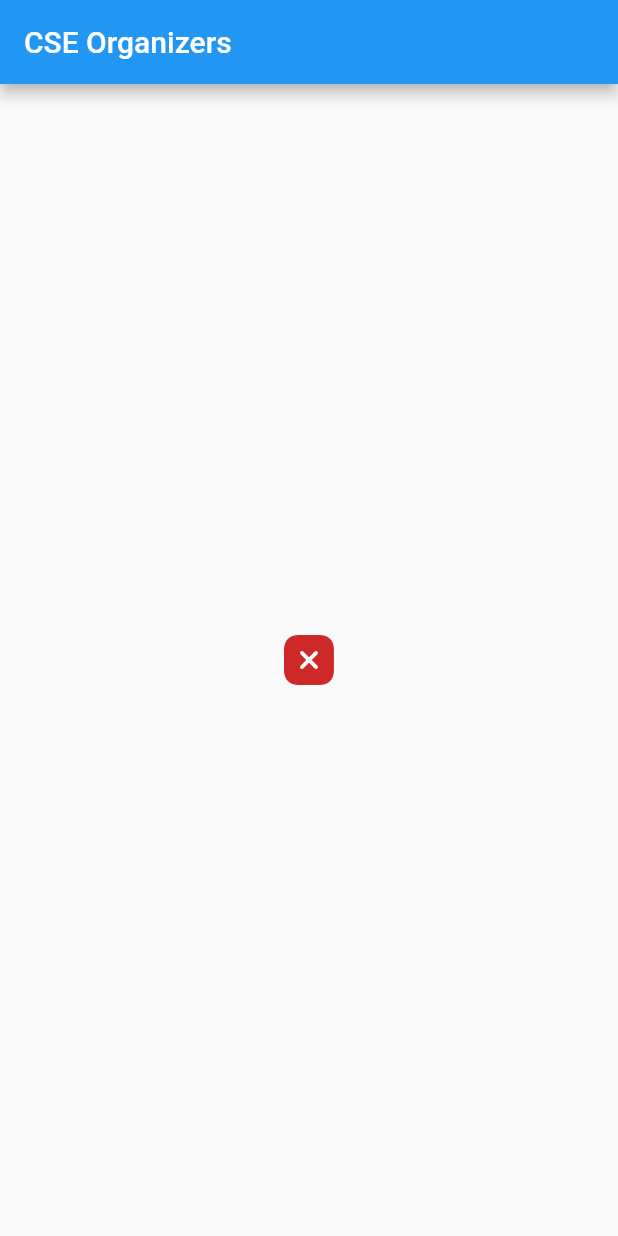
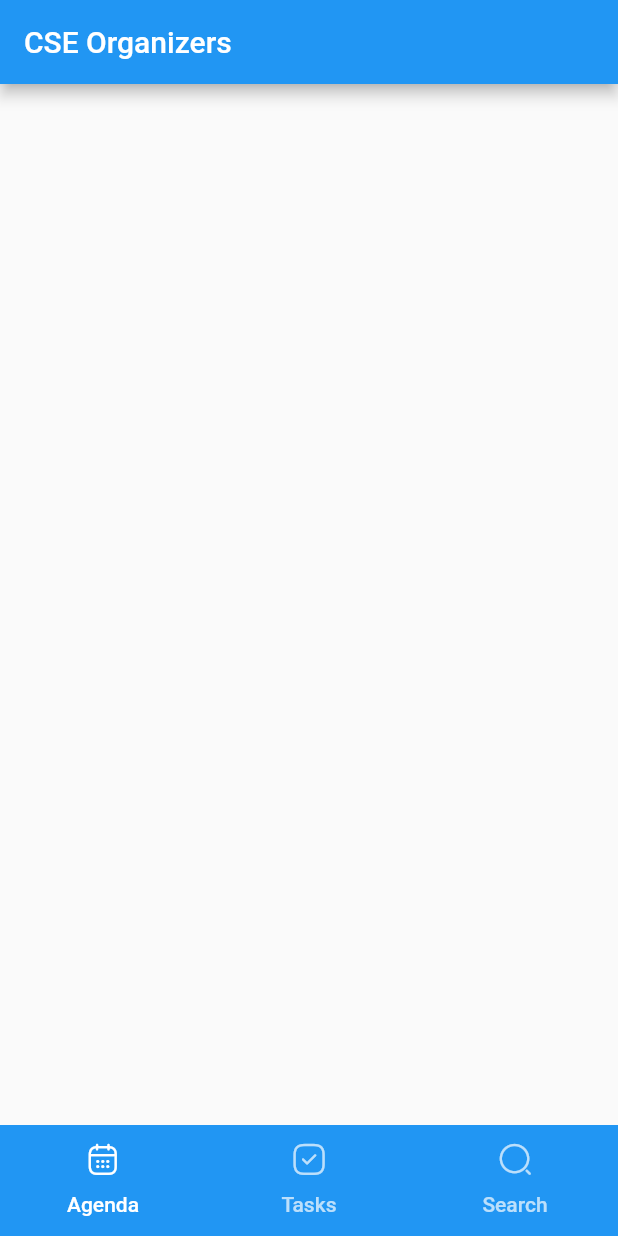
Before and after one commit to ScientificClubofESI/cse-organizers-app, a Flutter app: the screen it shows after launch, on a phone screen of 412 x 824 dp. Run offline on Flutter 3.47's test engine with Material 2 defaults, Android fonts, the phone set to English and light mode, and no system bars.

Commit message:
Setting pages

```diff
--- a/lib/main.dart
+++ b/lib/main.dart
@@ -1,4 +1,5 @@
-import 'package:cse_organizers_app/presentation/c_s_e_organizers_app_icons.dart';
+import 'package:cse_organizers_app/pages/home_page.dart';
+import 'package:cse_organizers_app/pages/login_page.dart';
 import 'package:flutter/material.dart';
 import 'package:cse_organizers_app/constants.dart' as constants;
 
@@ -14,18 +15,23 @@ class MyApp extends StatelessWidget {
   Widget build(BuildContext context) {
     return MaterialApp(
       title: constants.title,
-      home: Scaffold(
-        appBar: AppBar(
-          title: const Text(constants.title),
-        ),
-        body: Center(
-          child: Icon(
-            CSEOrganizersApp.unvalid,
-            color: constants.colors['fail']![100],
-            size: 40,
-          ),
-        ),
-      ),
+      routes: {
+        '/': (context) => const HomePage(title: constants.title),
+        '/login': (context) => const LoginPage(),
+      },
     );
   }
 }
+
+
+/*
+  To use colors:
+      import 'package:cse_organizers_app/constants.dart' as constants;
+
+      constants.colors[<name-of-color>]![<number-of-color>]
+
+  To use icons:
+      import 'package:cse_organizers_app/presentation/c_s_e_organizers_app_icons.dart';
+
+      CSEOrganizersApp.<name-of-icon>
+*/
--- /dev/null
+++ b/lib/pages/home/agenda_page.dart
@@ -0,0 +1,10 @@
+import 'package:flutter/material.dart';
+
+class AgendaPage extends StatelessWidget {
+  const AgendaPage({super.key});
+
+  @override
+  Widget build(BuildContext context) {
+    return Container();
+  }
+}
--- /dev/null
+++ b/lib/pages/home_page.dart
@@ -0,0 +1,50 @@
+import 'package:cse_organizers_app/icons/c_s_e_organizers_app_icons.dart';
+import 'package:cse_organizers_app/pages/home/agenda_page.dart';
+import 'package:cse_organizers_app/pages/home/search_page.dart';
+import 'package:cse_organizers_app/pages/home/tasks_page.dart';
+import 'package:flutter/material.dart';
+
+class HomePage extends StatelessWidget {
+  const HomePage({
+    super.key,
+    required this.title,
+  });
+
+  final String title;
+
+  @override
+  Widget build(BuildContext context) {
+    return DefaultTabController(
+      length: 3,
+      child: Scaffold(
+        appBar: AppBar(
+          title: Text(title),
+        ),
+        body: const TabBarView(children: [
+          AgendaPage(),
+          TasksPage(),
+          SearchPage(),
+        ]),
+        bottomNavigationBar: Container(
+          color: Colors.blue,
+          child: const TabBar(
+            tabs: [
+              Tab(
+                icon: Icon(CSEOrganizersApp.agenda),
+                text: 'Agenda',
+              ),
+              Tab(
+                icon: Icon(CSEOrganizersApp.tasks),
+                text: 'Tasks',
+              ),
+              Tab(
+                icon: Icon(CSEOrganizersApp.search),
+                text: 'Search',
+              ),
+            ],
+          ),
+        ),
+      ),
+    );
+  }
+}
--- a/pubspec.yaml
+++ b/pubspec.yaml
@@ -58,9 +58,8 @@ flutter:
   uses-material-design: true
 
   # To add assets to your application, add an assets section, like this:
-  # assets:
-  #   - images/a_dot_burr.jpeg
-  #   - images/a_dot_ham.jpeg
+  assets:
+    - assets/
 
   # An image asset can refer to one or more resolution-specific "variants", see
   # https://flutter.dev/assets-and-images/#resolution-aware
```
Also changed, not shown: lib/pages/home/participants_page.dart (added, +10 -0 lines), lib/pages/home/search_page.dart (added, +10 -0 lines), lib/pages/home/tasks_page.dart (added, +10 -0 lines), lib/pages/login_page.dart (added, +10 -0 lines), assets/images/logo.png (added), lib/icons/c_s_e_organizers_app_icons.dart (renamed from lib/presentation/c_s_e_organizers_app_icons.dart).
